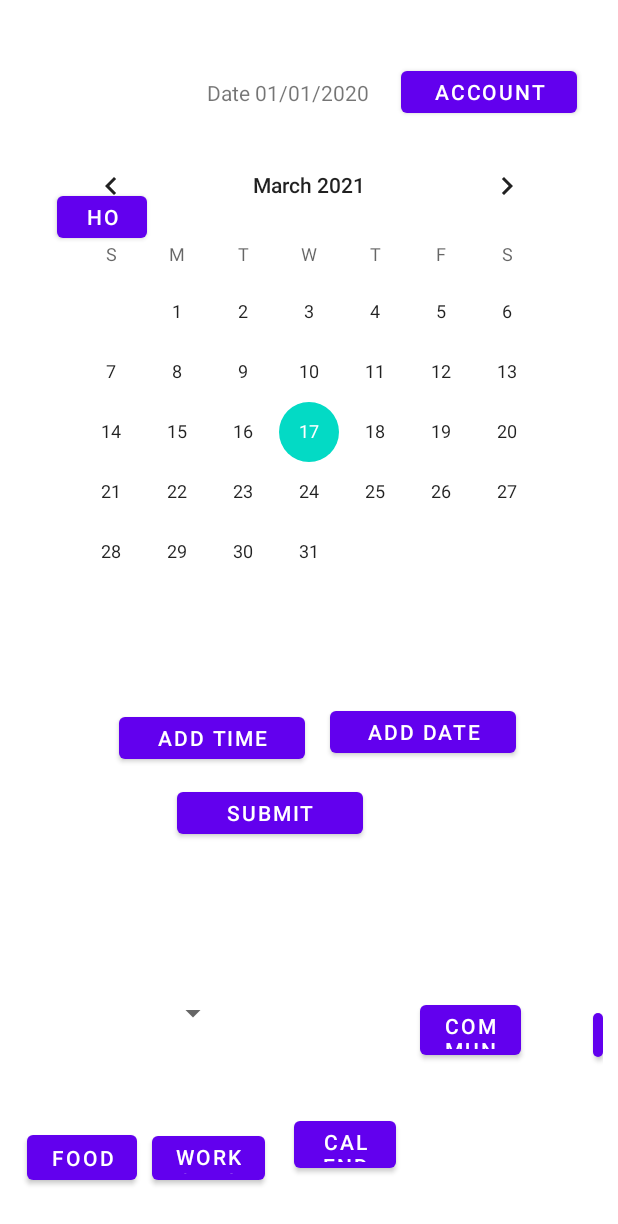
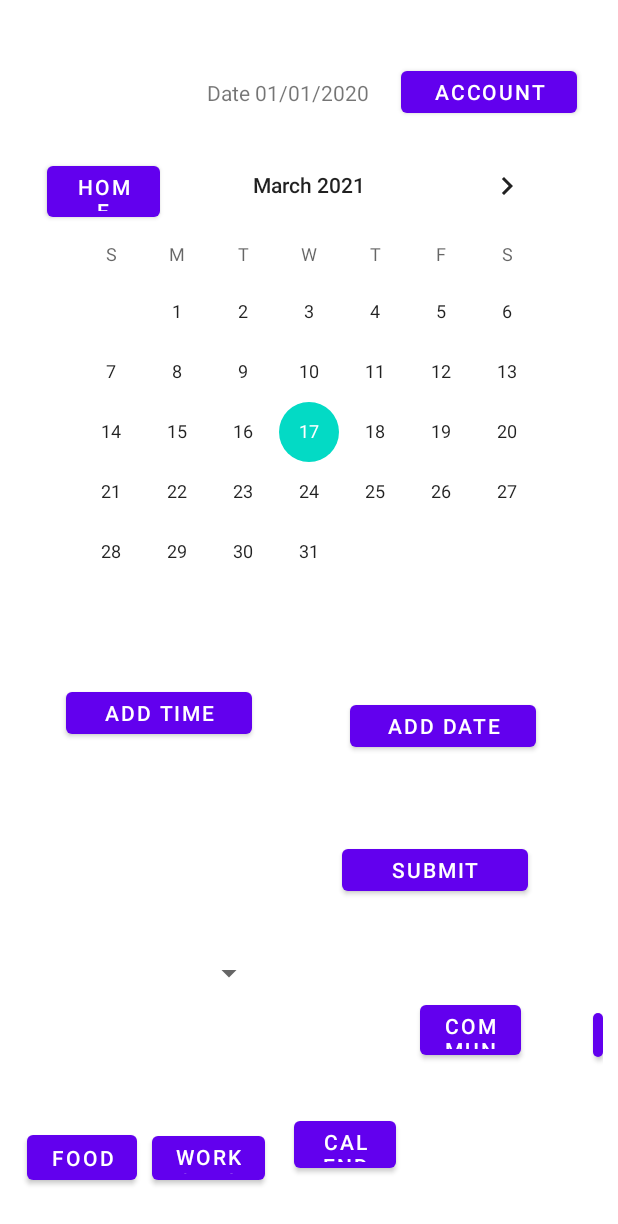
Before and after one commit to come219/StudiRep, an Android app: the CalendarActivity screen opened directly, with no data from a screen before it, on a phone screen of 412 x 824 dp. Shown: the top 1224 px of the screen. Run offline under Robolectric (Android 15) with nearby library versions, the phone set to English and light mode, and no system bars.

Commit message:
Push at beginning of meeting on 17/03/21

```diff
--- a/app/src/main/AndroidManifest.xml
+++ b/app/src/main/AndroidManifest.xml
@@ -2,8 +2,7 @@
 <manifest xmlns:android="http://schemas.android.com/apk/res/android"
     package="com.example.studirep">
 
-    <uses-permission android:name="android.permission.READ_EXTERNAL_STORAGE" />
-    <uses-permission android:name="android.permission.WRITE_EXTERNAL_STORAGE" />
+
 
 
 
--- a/app/src/main/res/layout/activity_calendar.xml
+++ b/app/src/main/res/layout/activity_calendar.xml
@@ -39,26 +39,26 @@
         tools:layout_editor_absoluteX="150dp"
         tools:layout_editor_absoluteY="16dp" />
 
+
     <Button
         android:id="@+id/bHomePageButton2"
-        android:layout_width="117dp"
-        android:layout_height="40dp"
+        android:layout_width="105dp"
+        android:layout_height="46dp"
         android:layout_alignParentStart="true"
         android:layout_alignParentLeft="true"
         android:layout_alignParentEnd="true"
         android:layout_alignParentRight="true"
         android:layout_alignParentBottom="true"
         android:layout_centerHorizontal="true"
-        android:layout_marginStart="28dp"
-        android:layout_marginLeft="28dp"
-        android:layout_marginEnd="304dp"
-        android:layout_marginRight="304dp"
-        android:layout_marginBottom="649dp"
+        android:layout_marginStart="21dp"
+        android:layout_marginLeft="21dp"
+        android:layout_marginEnd="295dp"
+        android:layout_marginRight="295dp"
+        android:layout_marginBottom="663dp"
         android:text="Home"
         tools:ignore="MissingConstraints"
         tools:layout_editor_absoluteX="16dp"
         tools:layout_editor_absoluteY="16dp" />
-
 
     <Button
         android:id="@+id/bAddTime"
@@ -68,9 +68,9 @@
         android:layout_alignParentLeft="true"
         android:layout_alignParentTop="true"
         android:layout_centerVertical="true"
-        android:layout_marginStart="69dp"
-        android:layout_marginLeft="69dp"
-        android:layout_marginTop="462dp"
+        android:layout_marginStart="34dp"
+        android:layout_marginLeft="34dp"
+        android:layout_marginTop="445dp"
 
         android:text="Add Time"
         tools:layout_editor_absoluteY="511dp" />
@@ -83,9 +83,9 @@
         android:layout_alignParentLeft="true"
         android:layout_alignParentTop="true"
         android:layout_centerVertical="true"
-        android:layout_marginStart="108dp"
-        android:layout_marginLeft="108dp"
-        android:layout_marginTop="512dp"
+        android:layout_marginStart="218dp"
+        android:layout_marginLeft="218dp"
+        android:layout_marginTop="550dp"
         android:text="Submit"
         tools:ignore="MissingConstraints"
         tools:layout_editor_absoluteY="471dp" />
@@ -98,9 +98,9 @@
         android:layout_alignParentLeft="true"
         android:layout_alignParentTop="true"
         android:layout_centerVertical="true"
-        android:layout_marginStart="210dp"
-        android:layout_marginLeft="210dp"
-        android:layout_marginTop="458dp"
+        android:layout_marginStart="223dp"
+        android:layout_marginLeft="223dp"
+        android:layout_marginTop="454dp"
         android:text="Add date"
         tools:ignore="MissingConstraints"
         tools:layout_editor_absoluteY="471dp" />
@@ -112,9 +112,9 @@
         android:layout_alignParentEnd="true"
         android:layout_alignParentRight="true"
         android:layout_alignParentBottom="true"
-        android:layout_marginEnd="249dp"
-        android:layout_marginRight="249dp"
-        android:layout_marginBottom="113dp" />
+        android:layout_marginEnd="225dp"
+        android:layout_marginRight="225dp"
+        android:layout_marginBottom="140dp" />
 
     <Button
         android:id="@+id/bFood"
```
Also changed, not shown: app/src/main/java/com/example/studirep/HomePageActivity.java (+18 -7 lines), app/src/main/res/layout/homepage_main.xml (+19 -17 lines).
